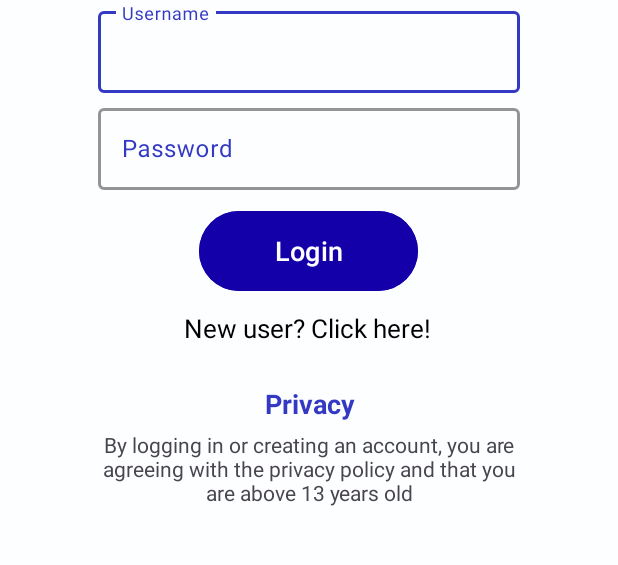
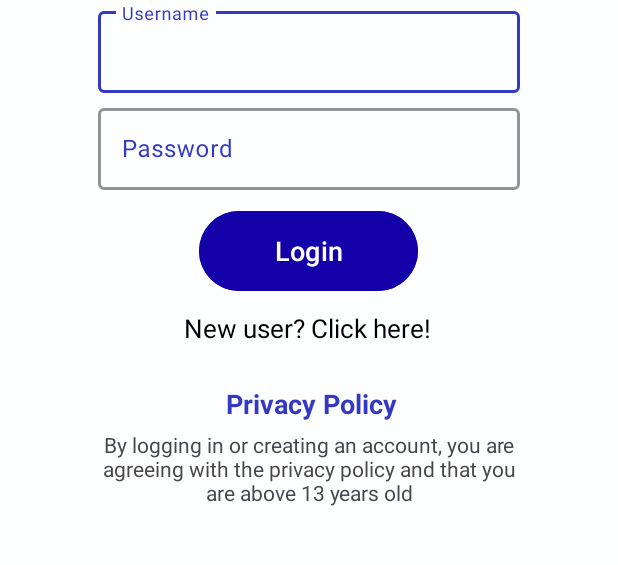
Before and after one commit to MAD2023-Team4/23-CacheFlash, an Android app: the screen it shows after launch (Login), on a phone screen of 412 x 824 dp, the part 440-1005 px from its top. Run offline under Robolectric (Android 15) with nearby library versions, the phone set to English and light mode, and no system bars; our stand-ins replace Firebase (no records; nobody signed in at launch, a user with empty details on screens opened directly).

Commit message:
Merged with Bryan's firebase code + minor changes to activity_main layout + fixed login and signup (keyboard enter sends to next input instead of creating new line)

```diff
--- a/app/src/main/AndroidManifest.xml
+++ b/app/src/main/AndroidManifest.xml
@@ -49,6 +49,8 @@
             android:name=".Testyourself"
             android:exported="false">
         </activity>
+        <activity android:name="sg.edu.np.mad.madasgcacheflash.ShuffleCardActivity" />
+
 
 
     </application>
--- a/app/src/main/res/layout/activity_login.xml
+++ b/app/src/main/res/layout/activity_login.xml
@@ -26,7 +26,8 @@
             android:layout_width="match_parent"
             android:layout_height="wrap_content"
             android:layout_marginTop="300dp"
-            android:textSize="16sp">
+            android:textSize="16sp"
+            android:singleLine="true">
 
         </com.google.android.material.textfield.TextInputEditText>
 
@@ -51,7 +52,8 @@
             android:layout_width="match_parent"
             android:layout_height="wrap_content"
             android:layout_marginTop="300dp"
-            android:textSize="16sp">
+            android:textSize="16sp"
+            android:singleLine="true">
 
         </com.google.android.material.textfield.TextInputEditText>
 
@@ -108,7 +110,6 @@
         android:layout_width="115dp"
         android:layout_height="25dp"
         android:layout_marginStart="150dp"
-        android:layout_marginEnd="150dp"
         android:layout_marginTop="550dp"
         android:onClick="openPrivacyPolicy"
         android:text="Privacy Policy"
--- a/build.gradle
+++ b/build.gradle
@@ -1,4 +1,8 @@
-// Top-level build file where you can add configuration options common to all sub-projects/modules.
+buildscript {
+    dependencies {
+        classpath 'com.google.gms:google-services:4.3.14'
+    }
+}// Top-level build file where you can add configuration options common to all sub-projects/modules.
 plugins {
     id 'com.android.application' version '8.0.2' apply false
     id 'com.android.library' version '8.0.2' apply false
```
Also changed, not shown: app/src/main/res/layout/activity_main.xml (+10 -24 lines), app/src/main/res/layout/activity_signup.xml (+6 -4 lines).
